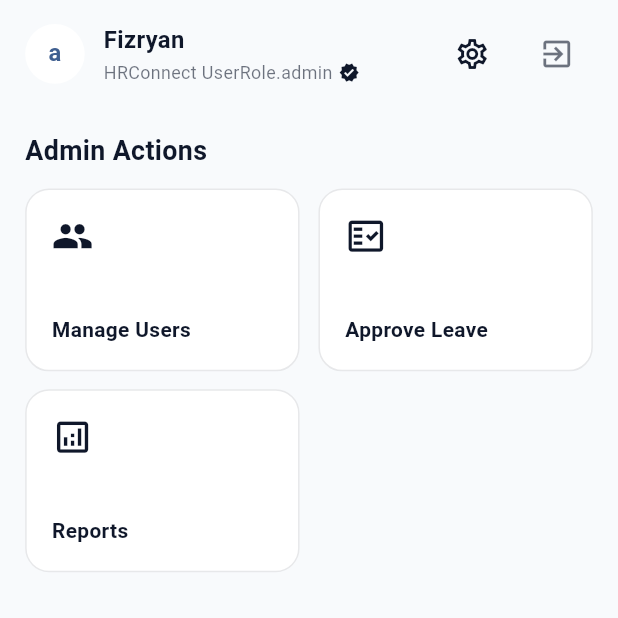
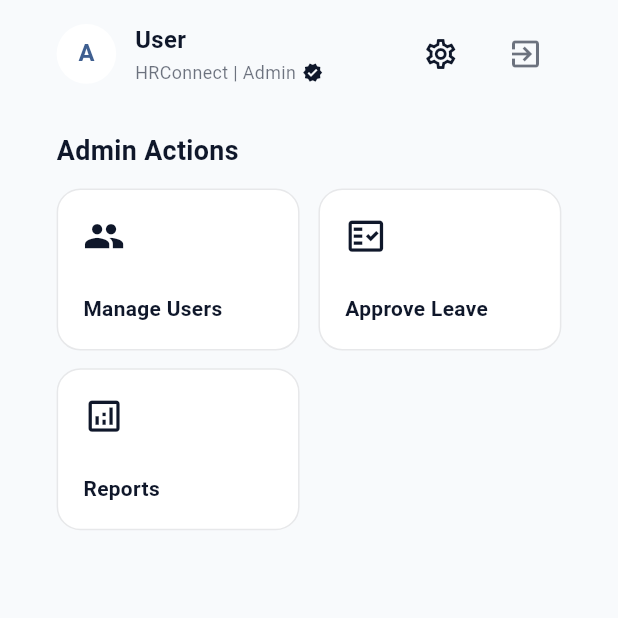
Before and after one commit to Fizryan/HR-Connect, a Flutter app: the screen it shows after launch, on a phone screen of 412 x 824 dp, the top half of it. Run offline on Flutter 3.47's test engine with Material 3 defaults, Android fonts, the phone set to English and light mode, and no system bars; our stand-ins replace dio, flutter_dotenv, flutter_screenutil, fpdart, freezed_annotation, get_it and 3 more.

Commit message:
feat: Implement user authentication features
- Add UserModel for user data representation with JSON serialization.
- Create AuthRepositoryImpl to handle user data retrieval from remote data source.
- Define AuthRepository interface for user data operations.
- Implement AuthProvider to manage authentication state and fetch user profile.
- Introduce AuthState to represent different states of authentication.
- Update main.dart to load environment variables and improve error handling.
- Remove Firebase dependencies from macOS and Windows plugin registrants.
- Update pubspec.yaml to include new dependencies and remove unused Firebase packages.
- Update pubspec.lock with new package versions and dependencies.

```diff
--- a/lib/app.dart
+++ b/lib/app.dart
@@ -1,6 +1,7 @@
 import 'package:flutter/material.dart';
 import 'package:flutter_screenutil/flutter_screenutil.dart';
 import 'package:hr_connect/core/di/injection.dart';
+import 'package:hr_connect/features/auth/presentation/providers/auth_provider.dart';
 import 'package:hr_connect/core/routes/app_router.dart';
 import 'package:hr_connect/core/theme/app_theme.dart';
 import 'package:hr_connect/core/theme/theme_provider.dart';
@@ -14,6 +15,7 @@ class MainApp extends StatelessWidget {
     return MultiProvider(
       providers: [
         ChangeNotifierProvider(create: (_) => sl<ThemeProvider>()),
+        ChangeNotifierProvider(create: (_) => sl<AuthProvider>()),
       ],
       child: ScreenUtilInit(
         designSize: const Size(393, 830),
--- a/lib/core/const/enums.dart
+++ b/lib/core/const/enums.dart
@@ -1 +1,18 @@
-enum UserRole { admin, director, manager, supervisor, staff }
+import 'package:freezed_annotation/freezed_annotation.dart';
+
+enum UserRole {
+  @JsonValue('admin')
+  admin,
+
+  @JsonValue('director')
+  director,
+
+  @JsonValue('manager')
+  manager,
+
+  @JsonValue('supervisor')
+  supervisor,
+
+  @JsonValue('staff')
+  staff,
+}
--- a/lib/core/main_screen.dart
+++ b/lib/core/main_screen.dart
@@ -7,10 +7,7 @@ import 'package:hr_connect/core/widgets/shared/header.dart';
 class MainScreen extends StatefulWidget {
   final UserRole role;
 
-  const MainScreen({
-    super.key,
-    required this.role,
-  });
+  const MainScreen({super.key, required this.role});
 
   @override
   State<MainScreen> createState() => _MainScreenState();
@@ -24,13 +21,24 @@ class _MainScreenState extends State<MainScreen> {
 
     return Scaffold(
       backgroundColor: theme.scaffoldBackgroundColor,
-      body: SingleChildScrollView(
-        child: Column(
-          children: [
-            Header(colorScheme: colorScheme, name: 'Fizryan', role: UserRole.admin), // TODO: Replace with actual data
-            SizedBox(height: 16.h),
-            _buildDashboardContent(colorScheme),
-          ],
+      body: SafeArea(
+        child: SingleChildScrollView(
+          physics: const BouncingScrollPhysics(),
+          child: Padding(
+            padding: EdgeInsets.symmetric(horizontal: 20.w),
+            child: Column(
+              crossAxisAlignment: CrossAxisAlignment.start,
+              children: [
+                Header(
+                  colorScheme: colorScheme,
+                  name: 'User',
+                  role: widget.role,
+                ), // TODO : Change to actual user data
+                SizedBox(height: 16.h),
+                _buildDashboardContent(colorScheme),
+              ],
+            ),
+          ),
         ),
       ),
     );
@@ -39,7 +47,7 @@ class _MainScreenState extends State<MainScreen> {
   Widget _buildDashboardContent(ColorScheme colorScheme) {
     switch (widget.role) {
       case UserRole.admin:
-        return AdminDashboard.buildAdminDashboard(colorScheme);
+        return AdminDashboard(colorScheme: colorScheme);
       default:
         return const SizedBox.shrink();
     }
--- a/lib/core/widgets/admin_dashboard.dart
+++ b/lib/core/widgets/admin_dashboard.dart
@@ -2,14 +2,26 @@ import 'package:flutter/material.dart';
 import 'package:flutter_screenutil/flutter_screenutil.dart';
 import 'package:hr_connect/core/widgets/shared/action_card.dart';
 
-class AdminDashboard {
-  static Widget buildAdminDashboard(ColorScheme colorScheme) {
+class AdminDashboard extends StatelessWidget {
+  final ColorScheme colorScheme;
+
+  const AdminDashboard({super.key, required this.colorScheme});
+
+  @override
+  Widget build(BuildContext context) {
     return Padding(
       padding: EdgeInsets.symmetric(horizontal: 16.w),
       child: Column(
         crossAxisAlignment: CrossAxisAlignment.start,
         children: [
-          Text('Admin Actions', style: TextStyle(fontWeight: FontWeight.bold, fontSize: 18.sp, color: colorScheme.onSurface)),
+          Text(
+            'Admin Actions',
+            style: TextStyle(
+              fontWeight: FontWeight.bold,
+              fontSize: 18.sp,
+              color: colorScheme.onSurface,
+            ),
+          ),
           SizedBox(height: 12.h),
           GridView.count(
             shrinkWrap: true,
@@ -19,11 +31,26 @@ class AdminDashboard {
             mainAxisSpacing: 12.h,
             childAspectRatio: 1.5,
             children: [
-              ActionCard(colorScheme: colorScheme, title: 'Manage Users', icon: Icons.people, iconColor: colorScheme.onSurface),
-              ActionCard(colorScheme: colorScheme, title: 'Approve Leave', icon: Icons.fact_check_outlined, iconColor: colorScheme.onSurface),
-              ActionCard(colorScheme: colorScheme, title: 'Reports', icon: Icons.analytics_outlined, iconColor: colorScheme.onSurface)
+              ActionCard(
+                colorScheme: colorScheme,
+                title: 'Manage Users',
+                icon: Icons.people,
+                iconColor: colorScheme.onSurface,
+              ),
+              ActionCard(
+                colorScheme: colorScheme,
+                title: 'Approve Leave',
+                icon: Icons.fact_check_outlined,
+                iconColor: colorScheme.onSurface,
+              ),
+              ActionCard(
+                colorScheme: colorScheme,
+                title: 'Reports',
+                icon: Icons.analytics_outlined,
+                iconColor: colorScheme.onSurface,
+              ),
             ],
-          )
+          ),
         ],
       ),
     );
--- a/lib/core/widgets/shared/header.dart
+++ b/lib/core/widgets/shared/header.dart
@@ -6,12 +6,16 @@ class Header extends StatelessWidget {
   final ColorScheme colorScheme;
   final String name;
   final UserRole role;
+
   const Header({
     super.key,
     required this.colorScheme,
     required this.name,
     required this.role,
   });
+
+  String _capitalize(String s) =>
+      s.isNotEmpty ? '${s[0].toUpperCase()}${s.substring(1)}' : '';
 
   @override
   Widget build(BuildContext context) {
@@ -22,32 +26,65 @@ class Header extends StatelessWidget {
           CircleAvatar(
             backgroundColor: colorScheme.surface,
             radius: 20.r,
-            child: Text(role.name[0], style: TextStyle(color: colorScheme.primary, fontWeight: FontWeight.bold, fontSize: 16.sp)),
+            child: Text(
+              role.name[0].toUpperCase(),
+              style: TextStyle(
+                color: colorScheme.primary,
+                fontWeight: FontWeight.bold,
+                fontSize: 16.sp,
+              ),
+            ),
           ),
           SizedBox(width: 12.w),
           Expanded(
             child: Column(
               crossAxisAlignment: CrossAxisAlignment.start,
               children: [
-                Text(name, style: TextStyle(color: colorScheme.onSurface, fontWeight: FontWeight.bold, fontSize: 16.sp)),
+                Text(
+                  name,
+                  style: TextStyle(
+                    color: colorScheme.onSurface,
+                    fontWeight: FontWeight.bold,
+                    fontSize: 16.sp,
+                  ),
+                ),
                 SizedBox(height: 2.h),
                 Row(
                   children: [
-                    Text('HRConnect $role', style: TextStyle(color: colorScheme.onSurface.withValues(alpha: 0.6), fontSize: 12.sp)),
+                    Text(
+                      'HRConnect | ${_capitalize(role.name)}',
+                      style: TextStyle(
+                        color: colorScheme.onSurface.withValues(alpha: 0.6),
+                        fontSize: 12.sp,
+                      ),
+                    ),
                     SizedBox(width: 4.w),
-                    Icon(Icons.verified, color: colorScheme.onSurface, size: 14.sp),
+                    Icon(
+                      Icons.verified,
+                      color: colorScheme.onSurface,
+                      size: 14.sp,
+                    ),
                   ],
-                )
+                ),
               ],
             ),
           ),
-          IconButton(icon: Icon(Icons.settings_outlined, color: colorScheme.onSurface), onPressed: () {
-            // TODO: Implement settings functionality
-          }),
+          IconButton(
+            icon: Icon(Icons.settings_outlined, color: colorScheme.onSurface),
+            onPressed: () {
+              // TODO: Implement settings functionality
+            },
+          ),
           SizedBox(width: 8.w),
-          IconButton(icon: Icon(Icons.exit_to_app_outlined, color: colorScheme.onSurface.withValues(alpha: 0.6)), onPressed:() {
-            // TODO: Implement logout functionality
-          })
+          IconButton(
+            icon: Icon(
+              Icons.exit_to_app_outlined,
+              color: colorScheme.onSurface.withValues(alpha: 0.6),
+            ),
+            onPressed: () {
+              // TODO: Implement logout functionality
+            },
+          ),
         ],
       ),
     );
--- /dev/null
+++ b/lib/features/auth/domain/repositories/auth_repository.dart
@@ -0,0 +1,7 @@
+import 'package:fpdart/fpdart.dart';
+import 'package:hr_connect/core/error/failures.dart';
+import 'package:hr_connect/features/auth/data/models/user_model.dart';
+
+abstract class AuthRepository {
+  Future<Either<Failure, UserModel>> getUserData();
+}
--- /dev/null
+++ b/lib/features/auth/presentation/providers/auth_provider.dart
@@ -0,0 +1,20 @@
+import 'package:flutter/material.dart';
+import 'package:hr_connect/features/auth/domain/repositories/auth_repository.dart';
+import 'package:hr_connect/features/auth/presentation/providers/auth_state.dart';
+
+class AuthProvider extends ValueNotifier<AuthState> {
+  final AuthRepository repository;
+
+  AuthProvider({required this.repository}) : super(const AuthState.initial());
+
+  Future<void> fetchUserProfile() async {
+    value = const AuthState.loading();
+
+    final result = await repository.getUserData();
+
+    result.fold(
+      (failure) => value = AuthState.error(failure.message),
+      (user) => value = AuthState.data(user),
+    );
+  }
+}
--- /dev/null
+++ b/lib/features/auth/presentation/providers/auth_state.dart
@@ -0,0 +1,12 @@
+import 'package:freezed_annotation/freezed_annotation.dart';
+import 'package:hr_connect/features/auth/data/models/user_model.dart';
+
+part 'auth_state.freezed.dart';
+
+@freezed
+class AuthState with _$AuthState {
+  const factory AuthState.initial() = _Initial;
+  const factory AuthState.loading() = _Loading;
+  const factory AuthState.data(UserModel user) = _Data;
+  const factory AuthState.error(String message) = _Error;
+}
```
Also changed, not shown: lib/core/di/injection.dart (+15 -1 lines), lib/core/error/failures.dart (added, +13 -0 lines), lib/core/network/api_client.dart (added, +44 -0 lines), lib/features/auth/data/datasources/auth_remote.dart (added, +31 -0 lines), lib/features/auth/data/models/user_model.dart (added, +23 -0 lines), lib/features/auth/data/repositories/auth_repository_impl.dart (added, +24 -0 lines), lib/main.dart (+17 -8 lines), pubspec.yaml (+12 -10 lines), lib/features/auth/data/models/user_model.freezed.dart (added), lib/features/auth/data/models/user_model.g.dart (added), lib/features/auth/presentation/providers/auth_state.freezed.dart (added), pubspec.lock, 6 other files.
